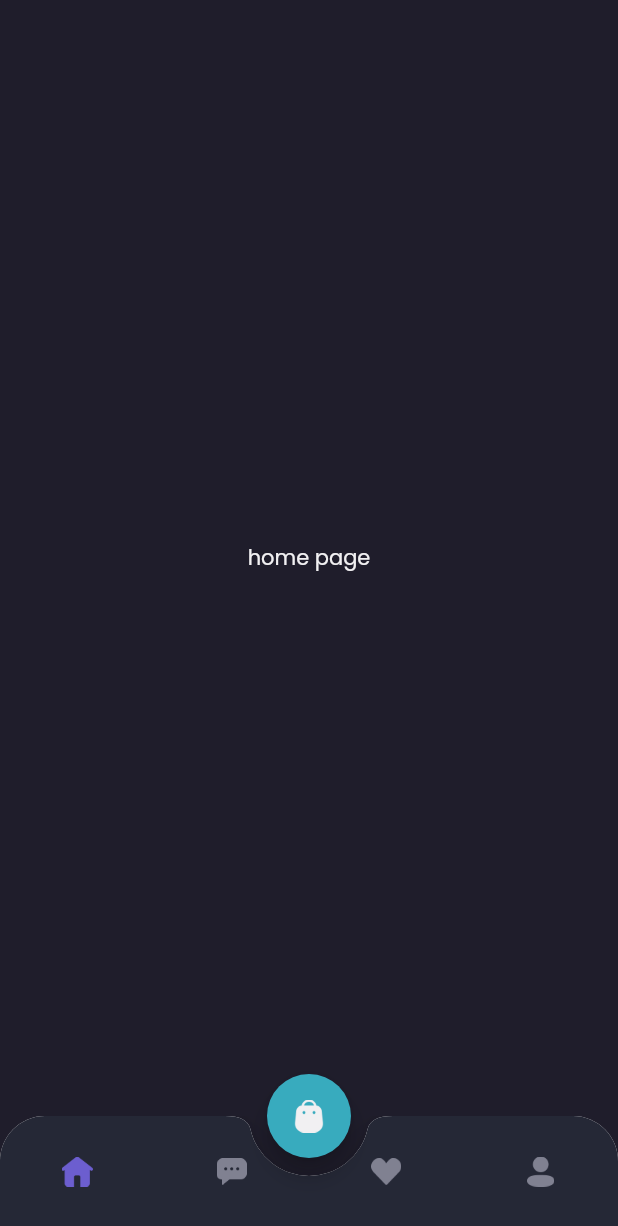
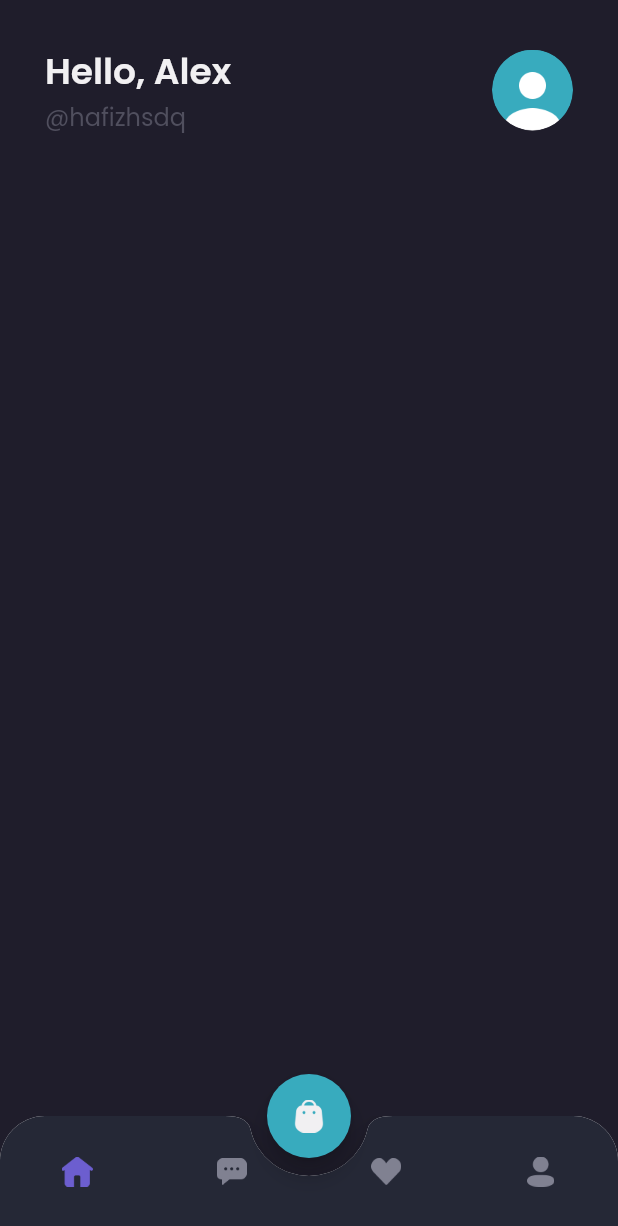
Before and after one commit to 1hafizhsdq/shamo, a Flutter app: the MainPage screen opened by its route, on a phone screen of 412 x 824 dp. Shown: the top 1226 px of the screen. Run offline on Flutter 3.47's test engine with Material 2 defaults, Android fonts, the phone set to English and light mode, and no system bars; our stand-ins replace google_fonts.

```diff
--- a/lib/pages/home/home_page.dart
+++ b/lib/pages/home/home_page.dart
@@ -6,8 +6,56 @@ class HomePage extends StatelessWidget {
 
   @override
   Widget build(BuildContext context) {
-    return Center(
-      child: Text("home page", style: primaryTextStyle,),
+    Widget header() {
+      return Container(
+        margin: EdgeInsets.only(
+          top: defaultMargin,
+          left: defaultMargin,
+          right: defaultMargin,
+        ),
+        child: Row(
+          children: [
+            Expanded(
+              child: Column(
+                crossAxisAlignment: CrossAxisAlignment.start,
+                children: [
+                  Text(
+                    "Hello, Alex",
+                    style: primaryTextStyle.copyWith(
+                      fontSize: 24,
+                      fontWeight: semibold,
+                    ),
+                  ),
+                  Text(
+                    "@hafizhsdq",
+                    style: subtitleTextStyle.copyWith(
+                      fontSize: 16,
+                    ),
+                  ),
+                ],
+              ),
+            ),
+            Container(
+              width: 54,
+              height: 54,
+              decoration: BoxDecoration(
+                shape: BoxShape.circle,
+                image: DecorationImage(
+                  image: AssetImage(
+                    'assets/image_profile.png',
+                  ),
+                ),
+              ),
+            )
+          ],
+        ),
+      );
+    }
+
+    return ListView(
+      children: [
+        header(),
+      ],
     );
   }
 }
```
